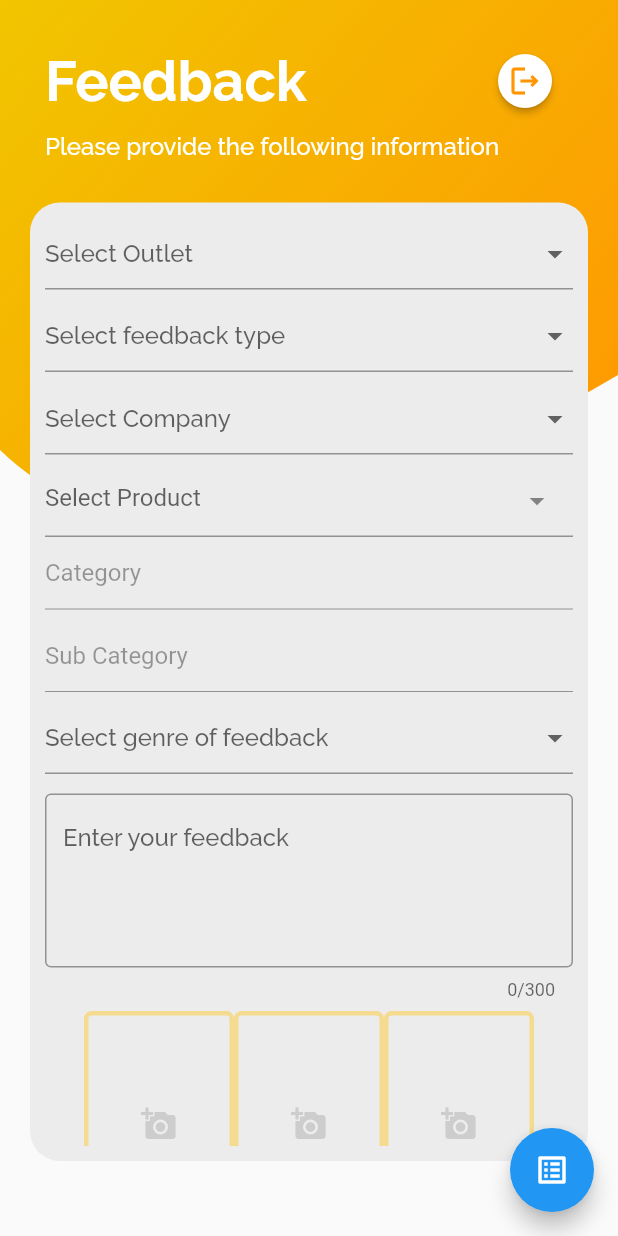
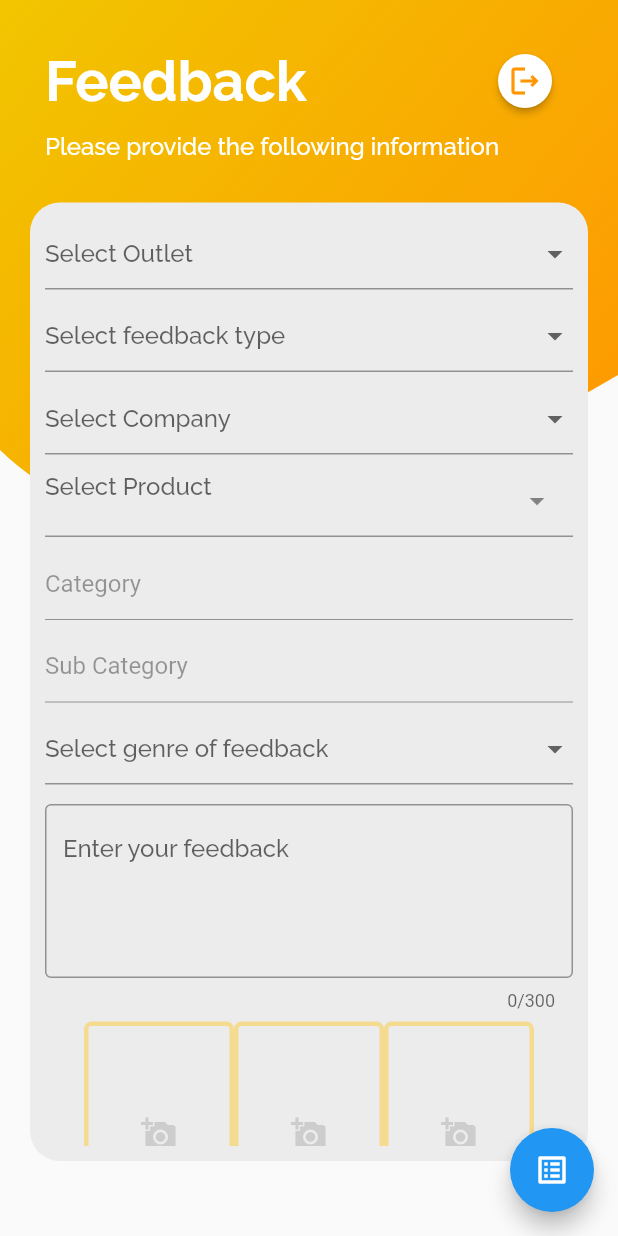
Before and after one commit to shivam-rao-official/feedback_capture, a Flutter app: the FeedbackPage screen opened directly, on a phone screen of 412 x 824 dp. Run offline on Flutter 3.47's test engine with Material 2 defaults, Android fonts, the phone set to English and light mode, and no system bars; drawn by our look-alikes of dropdown_search; our stand-ins replace fluttertoast, get, get_storage, image_picker, sqflite; accounts and stored records are empty.

Commit message:
product search

```diff
--- a/lib/views/pages/feedback_page.dart
+++ b/lib/views/pages/feedback_page.dart
@@ -343,12 +343,20 @@ class _FeedbackPageState extends State<FeedbackPage> {
                                   height: 7.0,
                                 ),
                                 DropdownSearch<Product>(
-                                  mode: Mode.BOTTOM_SHEET,
+                                  mode: Mode.DIALOG,
                                   showSearchBox: true,
                                   showClearButton: true,
+                                  popupSafeArea:
+                                      const PopupSafeAreaProps(top: true),
                                   dropdownSearchDecoration:
                                       const InputDecoration(
                                     hintText: "Select Product",
+                                    hintStyle: TextStyle(
+                                      fontFamily: AppFonts.appFont,
+                                      fontSize: AppFonts.fontSize,
+                                    ),
+                                    contentPadding:
+                                        EdgeInsets.fromLTRB(0, 5, 0, 0),
                                   ),
                                   validator: (input) => (input == null)
                                       ? "Select a product to continue"
@@ -375,6 +383,9 @@ class _FeedbackPageState extends State<FeedbackPage> {
                                       _subCategoryValue.text = '';
                                     }
                                   },
+                                ),
+                                const SizedBox(
+                                  height: 7.0,
                                 ),
                                 TextFormField(
                                   enabled: false,
```
Also changed, not shown: assets/images/logo1024.png, assets/images/logo1024Old.png (added), assets/images/logoOld.png (deleted), 20 other files.
